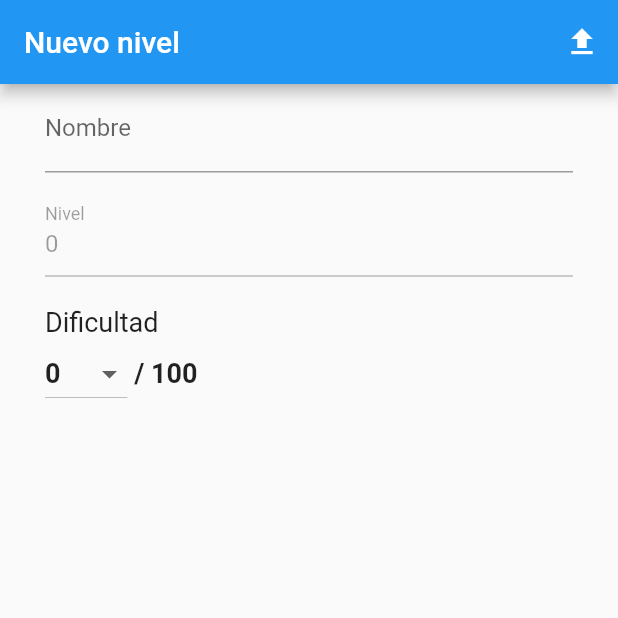
After one commit to gerardggf/cubetis, a Flutter app: the UploadNewLevelView screen opened by its route, on a phone screen of 412 x 824 dp, the top half of it. The commit adds this screen. Run offline on Flutter 3.47's test engine with Material 2 defaults, Android fonts, the phone set to English and light mode, and no system bars; our stand-ins replace cloud_firestore, firebase_core, flutter_riverpod, freezed_annotation, go_router, shared_preferences; accounts and stored records are empty; generated files the repository leaves out were written again.

Commit message:
improved upload level & some game logics

```diff
--- a/lib/domain/enums.dart
+++ b/lib/domain/enums.dart
@@ -1,4 +1,5 @@
 enum Preferences {
   level,
   maxLevel,
+  timeInSeconds,
 }
--- a/lib/domain/repositories/preferences_repository.dart
+++ b/lib/domain/repositories/preferences_repository.dart
@@ -13,4 +13,6 @@ abstract class PreferencesRepository {
   int get level;
   Future<void> setMaxLevel(int maxLevel);
   int get maxLevel;
+  Future<void> setTimeInSeconds(int timeInSeconds);
+  int get timeInSeconds;
 }
--- a/lib/presentation/modules/edit_level/edit_level_controller.dart
+++ b/lib/presentation/modules/edit_level/edit_level_controller.dart
@@ -100,6 +100,9 @@ class EditLevelController extends StateNotifier<EditLevelState> {
   }
 
   void newWallsPos(int wall) {
+    if (state.coinsPos.contains(wall)) {
+      return;
+    }
     final wallsCopy = () {
       if (state.wallsPos.contains(wall)) {
         return List<int>.from(state.wallsPos)..remove(wall);
--- a/lib/presentation/modules/edit_level/edit_level_view.dart
+++ b/lib/presentation/modules/edit_level/edit_level_view.dart
@@ -45,6 +45,7 @@ class _EditLevelViewState extends ConsumerState<EditLevelView> {
     return AbsorbPointer(
       absorbing: controller.fetching,
       child: Scaffold(
+        resizeToAvoidBottomInset: false,
         appBar: AppBar(
           centerTitle: true,
           title: Text(
--- a/lib/presentation/modules/edit_level/edit_level_widget.dart
+++ b/lib/presentation/modules/edit_level/edit_level_widget.dart
@@ -115,6 +115,7 @@ class _EditLevelWidgetState extends ConsumerState<EditLevelWidget> {
               const SizedBox(
                 child: Text(
                   '1',
+                  style: TextStyle(color: Colors.grey),
                 ),
               ),
               SizedBox(
@@ -142,6 +143,7 @@ class _EditLevelWidgetState extends ConsumerState<EditLevelWidget> {
               const SizedBox(
                 child: Text(
                   '1',
+                  style: TextStyle(color: Colors.grey),
                 ),
               ),
             ],
--- a/lib/presentation/modules/edit_level/state/edit_level_state.dart
+++ b/lib/presentation/modules/edit_level/state/edit_level_state.dart
@@ -13,6 +13,6 @@ class EditLevelState with _$EditLevelState {
     @Default([]) List<int> wallsPos,
     @Default([]) List<int> coinsPos,
     @Default([]) List<EnemyModel> enemiesPos,
-    @Default(0) int finishPos,
+    @Default(1) int finishPos,
   }) = _EditLevelState;
 }
--- a/lib/presentation/modules/home/home_view.dart
+++ b/lib/presentation/modules/home/home_view.dart
@@ -35,6 +35,7 @@ class _HomeViewState extends ConsumerState<HomeView> {
   Widget build(BuildContext context) {
     final controller = ref.watch(homeControllerProvider);
     return Scaffold(
+      resizeToAvoidBottomInset: false,
       appBar: AppBar(
         centerTitle: true,
         title: Text(
--- a/lib/presentation/modules/new_level/new_level_widget.dart
+++ b/lib/presentation/modules/new_level/new_level_widget.dart
@@ -115,6 +115,7 @@ class _NewLevelWidgetState extends ConsumerState<NewLevelWidget> {
               const SizedBox(
                 child: Text(
                   '1',
+                  style: TextStyle(color: Colors.grey),
                 ),
               ),
               SizedBox(
@@ -142,6 +143,7 @@ class _NewLevelWidgetState extends ConsumerState<NewLevelWidget> {
               const SizedBox(
                 child: Text(
                   '1',
+                  style: TextStyle(color: Colors.grey),
                 ),
               ),
             ],
--- a/lib/presentation/modules/new_level/state/new_level_state.dart
+++ b/lib/presentation/modules/new_level/state/new_level_state.dart
@@ -8,11 +8,13 @@ class NewLevelState with _$NewLevelState {
   factory NewLevelState({
     @Default(false) bool fetching,
     @Default('') String name,
+    @Default(0) int levelId,
+    @Default(0) int difficulty,
     @Default(0) int playerPos,
     @Default(0) int objectTypeSelector,
     @Default([]) List<int> wallsPos,
     @Default([]) List<int> coinsPos,
     @Default([]) List<EnemyModel> enemiesPos,
-    @Default(0) int finishPos,
+    @Default(1) int finishPos,
   }) = _NewLevelState;
 }
--- /dev/null
+++ b/lib/presentation/modules/new_level/upload_new_level_view.dart
@@ -0,0 +1,137 @@
+import 'package:cubetis/domain/repositories/levels_repository.dart';
+import 'package:cubetis/presentation/modules/new_level/new_level_controller.dart';
+import 'package:flutter/material.dart';
+import 'package:flutter_riverpod/flutter_riverpod.dart';
+import 'package:go_router/go_router.dart';
+
+import '../../utils/custom_snack_bar.dart';
+
+class UploadNewLevelView extends ConsumerStatefulWidget {
+  const UploadNewLevelView({super.key});
+
+  @override
+  ConsumerState<UploadNewLevelView> createState() => _UploadNewLevelViewState();
+}
+
+final difficultyLevels = List<int>.generate(101, (index) => index);
+
+class _UploadNewLevelViewState extends ConsumerState<UploadNewLevelView> {
+  final TextEditingController _nameController = TextEditingController(),
+      _levelIdController = TextEditingController();
+
+  @override
+  void initState() {
+    super.initState();
+    WidgetsBinding.instance.addPostFrameCallback(
+      (_) {
+        _levelIdController.text =
+            ref.read(levelsRepositoryProvider).allLevels.length.toString();
+      },
+    );
+  }
+
+  @override
+  Widget build(BuildContext context) {
+    final controller = ref.watch(newLevelControllerProvider);
+    final notifier = ref.watch(newLevelControllerProvider.notifier);
+
+    return Scaffold(
+      appBar: AppBar(
+        title: const Text('Nuevo nivel'),
+        actions: [
+          if (controller.fetching)
+            const Center(
+              child: CircularProgressIndicator(),
+            ),
+          if (!controller.fetching)
+            IconButton(
+              onPressed: () async {
+                final result = await notifier.uploadLevel();
+                if (!mounted) return;
+                if (result) {
+                  showCustomSnackBar(
+                      context: context,
+                      text: 'Se ha subido el nuevo nivel correctamente');
+                  context.pop();
+                  context.pop();
+                } else {
+                  showCustomSnackBar(
+                    context: context,
+                    text: 'Se ha producido un error al subir el nuevo nivel',
+                    color: Colors.red,
+                  );
+                }
+              },
+              icon: const Icon(Icons.upload),
+            ),
+        ],
+      ),
+      body: ListView(
+        padding: const EdgeInsets.all(30).copyWith(top: 0),
+        children: [
+          TextField(
+            controller: _nameController,
+            decoration: const InputDecoration(
+              labelText: 'Nombre',
+              hintText: '...',
+            ),
+            onChanged: (value) {
+              notifier.updateName(value);
+            },
+          ),
+          const SizedBox(height: 10),
+          TextField(
+            enabled: false,
+            controller: _levelIdController,
+            onChanged: (value) {
+              notifier.updateLevelId(
+                int.tryParse(value) ?? 0,
+              );
+            },
+            keyboardType: TextInputType.number,
+            decoration: const InputDecoration(labelText: 'Nivel'),
+          ),
+          const SizedBox(height: 20),
+          const Text(
+            'Dificultad',
+            style: TextStyle(
+              fontSize: 18,
+            ),
+          ),
+          Row(
+            children: [
+              Flexible(
+                child: DropdownButton<int>(
+                  value: controller.difficulty,
+                  onChanged: (value) {
+                    notifier.updateDifficulty(value ?? 0);
+                  },
+                  items: [
+                    for (var difficultyLevel in difficultyLevels)
+                      DropdownMenuItem<int>(
+                        value: difficultyLevel,
+                        child: Text(
+                          difficultyLevel.toString(),
+                          style: const TextStyle(
+                            fontWeight: FontWeight.bold,
+                            fontSize: 18,
+                          ),
+                        ),
+                      ),
+                  ],
+                ),
+              ),
+              const Text(
+                ' / 100',
+                style: TextStyle(
+                  fontWeight: FontWeight.bold,
+                  fontSize: 18,
+                ),
+              ),
+            ],
+          ),
+        ],
+      ),
+    );
+  }
+}
--- a/lib/presentation/routes/router.dart
+++ b/lib/presentation/routes/router.dart
@@ -2,6 +2,7 @@ import 'package:cubetis/main.dart';
 import 'package:cubetis/presentation/modules/edit_level/edit_level_view.dart';
 import 'package:cubetis/presentation/modules/levels/levels_view.dart';
 import 'package:cubetis/presentation/modules/new_level/new_level_view.dart';
+import 'package:cubetis/presentation/modules/new_level/upload_new_level_view.dart';
 import 'package:cubetis/presentation/modules/offline/offline_view.dart';
 import 'package:flutter/widgets.dart';
 import 'package:go_router/go_router.dart';
@@ -29,6 +30,11 @@ mixin RouterMixin on State<MyApp> {
         builder: (_, __) => const NewLevelView(),
       ),
       GoRoute(
+        name: Routes.uploadNewLevel,
+        path: '/upload-new-level',
+        builder: (_, __) => const UploadNewLevelView(),
+      ),
+      GoRoute(
         name: Routes.editLevel,
         path: '/edit-level/:id',
         builder: (_, state) {
--- a/lib/presentation/routes/routes.dart
+++ b/lib/presentation/routes/routes.dart
@@ -4,6 +4,7 @@ class Routes {
   static const home = 'home';
   static const levels = 'levels';
   static const newLevel = 'new-level';
+  static const uploadNewLevel = 'upload-new-level';
   static const editLevel = 'edit-level';
   static const offline = 'offline';
   static const info = 'info';
```
Also changed, not shown: lib/data/repositories_impl/preferencies_repository_impl.dart (+12 -0 lines), lib/presentation/modules/home/game_widget.dart (+8 -4 lines), lib/presentation/modules/levels/levels_view.dart (+8 -0 lines), lib/presentation/modules/new_level/new_level_controller.dart (+16 -1 lines), lib/presentation/modules/new_level/new_level_view.dart (+4 -21 lines), lib/presentation/objects/enemy.dart (+6 -1 lines).
